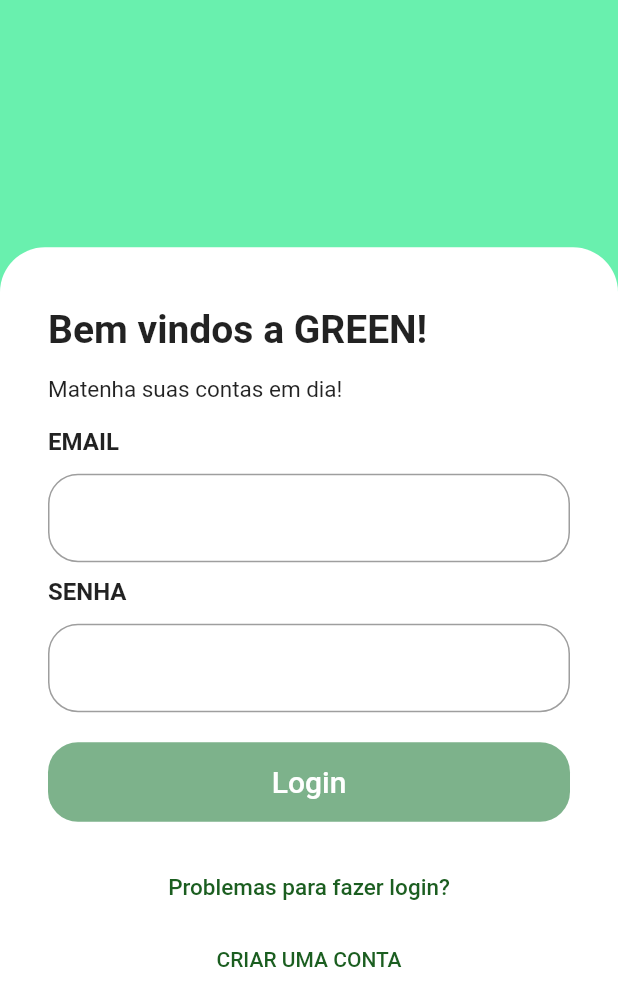
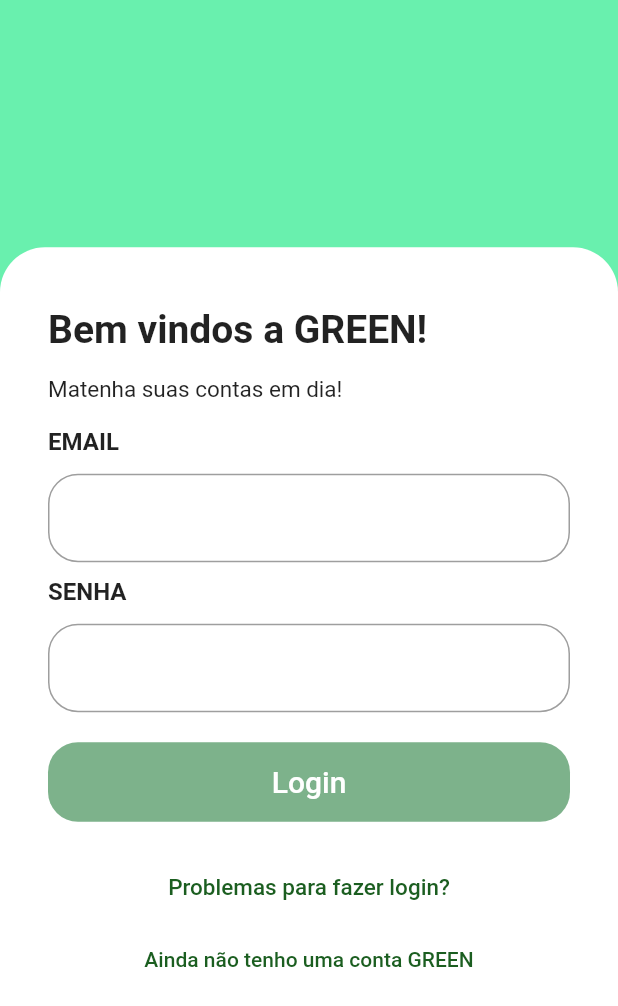
Before and after one commit to proz-tecnologia/PIT03GP03, a Flutter app: the screen it shows after launch, on a phone screen of 412 x 824 dp. Shown: the top 1006 px of the screen. Run offline on Flutter 3.47's test engine with Material 2 defaults, Android fonts, the phone set to English and light mode, and no system bars.

Commit message:
Tela de login *Criando a tela de login  do APP Green , *Modificações no layout original . *reduzindo trecho de codigo . *criando widgets.

```diff
--- /dev/null
+++ b/lib/modules/login/Widgets/input_text_widgets.dart
@@ -0,0 +1,31 @@
+
+import 'package:flutter/material.dart';
+
+class InputTextWidget extends StatelessWidget {
+  final String label;
+  const InputTextWidget({
+    Key? key, required this.label,
+  }) : super(key: key);
+
+  @override
+  Widget build(BuildContext context) {
+    return Column(
+      crossAxisAlignment: CrossAxisAlignment.start,
+      children: [
+        Padding(
+          padding: EdgeInsets.only(bottom: 12),
+          child: Text(
+            label,
+            style: TextStyle(
+                fontSize: 16, fontWeight: FontWeight.bold),
+          ),
+        ),
+        TextField(
+          decoration: InputDecoration(
+              border: OutlineInputBorder(
+                  borderRadius: BorderRadius.circular(20))),
+        ),
+      ],
+    );
+  }
+}
--- /dev/null
+++ b/lib/modules/login/Widgets/textButton_expand_widget.dart
@@ -0,0 +1,100 @@
+import 'package:flutter/material.dart';
+
+
+//widget  esqueceu a seenha
+class TextButtonExpanded extends StatelessWidget {
+  final  String label;
+  const TextButtonExpanded({
+    Key? key, required this.label,
+  }) : super(key: key);
+
+  @override
+  Widget build(BuildContext context) {
+    return Row(
+      children: [
+        Expanded(
+          child: TextButton(
+            onPressed: () {},
+            style: TextButton.styleFrom(
+              foregroundColor: Colors.green,
+              shape: RoundedRectangleBorder(
+                  borderRadius: BorderRadius.circular(10)),
+            ),
+            child: Text(
+              'Problemas para fazer login?',
+              style: TextStyle(
+                  color: Colors.green[900],
+                  fontSize: 15),
+            ),
+          ),
+        ),
+      ],
+    );
+  }
+}
+
+//widget cadastro
+class CreaterAcount extends StatelessWidget {
+  const CreaterAcount({
+    Key? key, required String label,
+  }) : super(key: key);
+
+  @override
+  Widget build(BuildContext context) {
+    return Row(
+      children: [
+        Expanded(
+          child: TextButton(
+            onPressed: () {},
+            style: TextButton.styleFrom(
+              backgroundColor: Colors.white,
+              foregroundColor: Colors.green,
+              shape: RoundedRectangleBorder(
+                  borderRadius: BorderRadius.circular(10)),
+            ),
+            child: Text(
+              'Ainda não tenho uma conta GREEN',
+              style: TextStyle(color: Colors.green[900]),
+            ),
+          ),
+        ),
+      ],
+    );
+  }
+}
+
+//widget login
+class textButton_login extends StatelessWidget {
+
+  final  String label;
+  const textButton_login({
+    Key? key, required this.label,
+  }) : super(key: key);
+
+  @override
+  Widget build(BuildContext context) {
+    return Row(
+      children: [
+        Expanded(
+          child: TextButton(
+            onPressed: () {},
+            style: TextButton.styleFrom(
+              backgroundColor:
+              Color.fromARGB(255, 125, 178, 139),
+              foregroundColor: Colors.white,
+              padding: EdgeInsets.all(15),
+              shape: RoundedRectangleBorder(
+                  borderRadius: BorderRadius.circular(20)),
+            ),
+            child: const Text(
+              'Login',
+              style: TextStyle(
+                  color: Colors.white, fontSize: 20),
+
+            ),
+          ),
+        ),
+      ],
+    );
+  }
+}
--- a/lib/modules/login/loginPage.dart
+++ b/lib/modules/login/loginPage.dart
@@ -1,4 +1,6 @@
 import 'package:flutter/material.dart';
+import 'Widgets/input_text_widgets.dart';
+import 'Widgets/textButton_expand_widget.dart';
 
 class LoginPage extends StatelessWidget {
   const LoginPage({Key? key}) : super(key: key);
@@ -13,6 +15,7 @@
           Container(
             width: size.width,
             height: size.height,
+
             color: Colors.greenAccent,
           ),
           Align(
@@ -20,7 +23,7 @@
             child: Container(
               width: size.width,
               height: size.height * 0.8,
-              decoration: BoxDecoration(
+              decoration: const BoxDecoration(
                   color: Colors.white,
                   borderRadius: BorderRadius.only(
                       topLeft: Radius.circular(30),
@@ -30,7 +33,7 @@
                 child: SingleChildScrollView(
                   child: Column(
                     crossAxisAlignment: CrossAxisAlignment.start,
-                    children: [
+                    children: const [
                       Text(
                         'Bem vindos a GREEN!',
                         style: TextStyle(
@@ -42,101 +45,23 @@
                         style: TextStyle(fontSize: 15),
                       ),
                       SizedBox(height: 16),
-                      Padding(
-                        padding: EdgeInsets.only(bottom: 12),
-                        child: Text(
-                          'EMAIL',
-                          style: TextStyle(
-                              fontSize: 16, fontWeight: FontWeight.bold),
-                        ),
+
+                        InputTextWidget(label: 'EMAIL',),
+                      SizedBox(height: 10),
+                       InputTextWidget(label: 'SENHA'),
+                       SizedBox(
+                        height: 20,
                       ),
-                      TextField(
-                        decoration: InputDecoration(
-                            border: OutlineInputBorder(
-                                borderRadius: BorderRadius.circular(20))),
-                      ),
-                      SizedBox(height: 10),
-                      Padding(
-                          padding: EdgeInsets.only(bottom: 12),
-                          child: Text(
-                            'SENHA',
-                            style: TextStyle(
-                                fontSize: 16, fontWeight: FontWeight.bold),
-                          )),
-                      TextField(
-                        decoration: InputDecoration(
-                            border: OutlineInputBorder(
-                                borderRadius: BorderRadius.circular(20))),
-                      ),
+                      textButton_login(label:'Entrar'),
                       SizedBox(
                         height: 20,
                       ),
-                      Row(
-                        children: [
-                          Expanded(
-                            child: TextButton(
-                              onPressed: () {},
-                              style: TextButton.styleFrom(
-                                backgroundColor:
-                                    Color.fromARGB(255, 125, 178, 139),
-                                foregroundColor: Colors.white,
-                                padding: EdgeInsets.all(15),
-                                shape: RoundedRectangleBorder(
-                                    borderRadius: BorderRadius.circular(20)),
-                              ),
-                              child: Text(
-                                'Login',
-                                style: TextStyle(
-                                    color: Colors.white, fontSize: 20),
 
-                              ),
-                            ),
-                          ),
-                        ],
-                      ),
-                      SizedBox(
-                        height: 20,
-                      ),
-                      Row(
-                        children: [
-                          Expanded(
-                            child: TextButton(
-                              onPressed: () {},
-                              style: TextButton.styleFrom(
-                                foregroundColor: Colors.green,
-                                shape: RoundedRectangleBorder(
-                                    borderRadius: BorderRadius.circular(10)),
-                              ),
-                              child: Text(
-                                'Problemas para fazer login?',
-                                style: TextStyle(
-                                    color: Colors.green[900],
-                                    fontSize: 15),
-                              ),
-                            ),
-                          ),
-                        ],
-                      ),
+                      TextButtonExpanded(label: 'recuperar senha'),
+                      CreaterAcount(
+                          label:' cadastro'),
 
-                      Row(
-                        children: [
-                          Expanded(
-                            child: TextButton(
-                              onPressed: () {},
-                              style: TextButton.styleFrom(
-                                backgroundColor: Colors.white,
-                                foregroundColor: Colors.green,
-                                shape: RoundedRectangleBorder(
-                                    borderRadius: BorderRadius.circular(10)),
-                              ),
-                              child: Text(
-                                'CRIAR UMA CONTA',
-                                style: TextStyle(color: Colors.green[900]),
-                              ),
-                            ),
-                          ),
-                        ],
-                      )
+
                     ],
                   ),
                 ),
```
